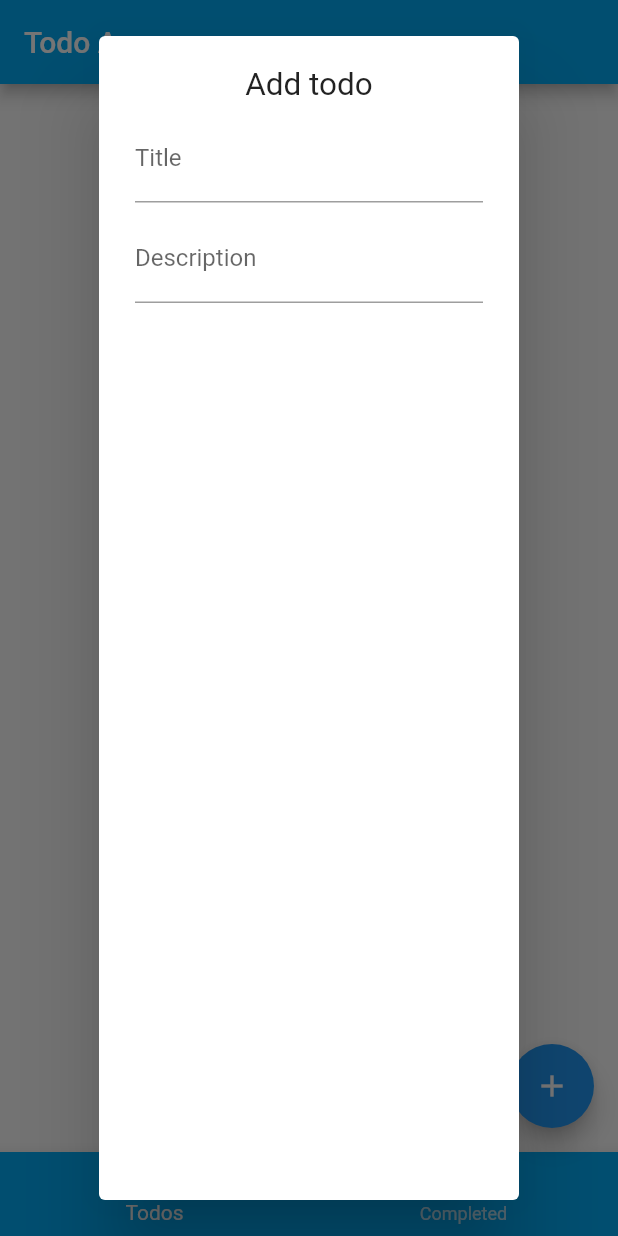
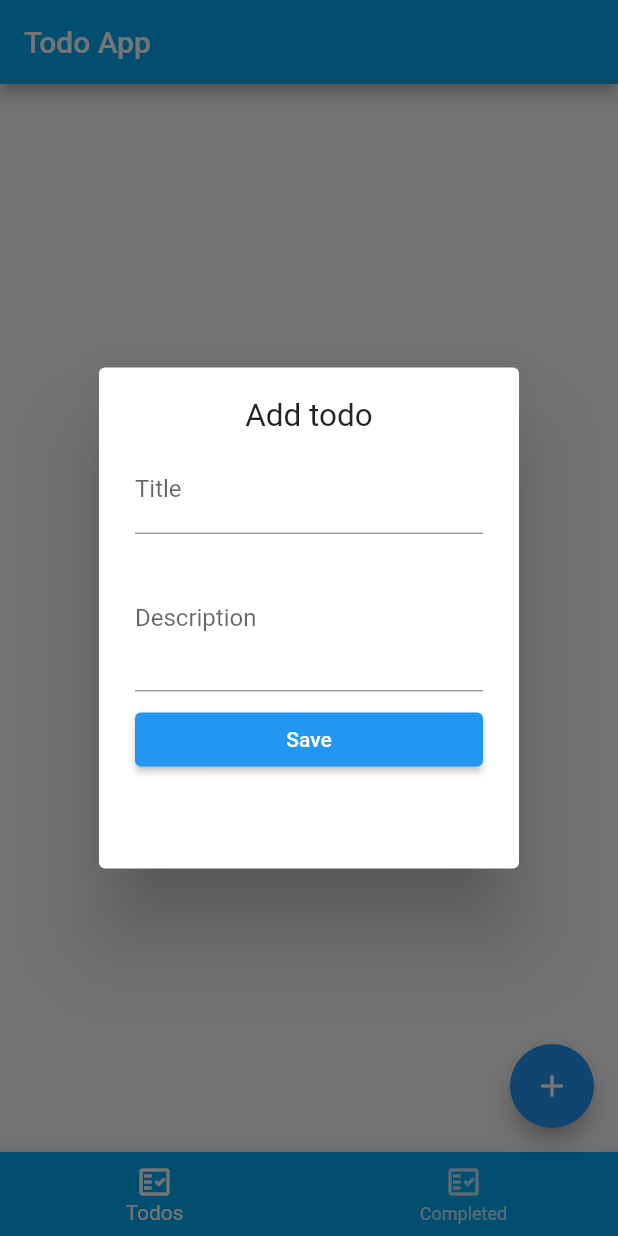
Before and after one commit to Amugt/Todo-App, a Flutter app: the screen it shows after launch, after a tap on the "add" icon, on a phone screen of 412 x 824 dp. Run offline on Flutter 3.47's test engine with Material 2 defaults, Android fonts, the phone set to English and light mode, and no system bars.

Commit message:
todo dialog

```diff
--- a/lib/widgets/addtodoDialog.dart
+++ b/lib/widgets/addtodoDialog.dart
@@ -1,5 +1,8 @@
+import 'dart:ui';
+
 import 'package:flutter/material.dart';
 import 'package:todo_app/widgets/todoform.dart';
+
 
 
 class addtodoDialog extends StatefulWidget {
@@ -18,7 +21,12 @@ class _addtodoDialogState extends State<addtodoDialog> {
   Widget build(BuildContext context) {
     var key = null;
     return AlertDialog(
-   content: Column(
+
+
+ content:Container(
+  height: 290,
+  child:Column(
+
     mainAxisAlignment: MainAxisAlignment.start,
     children: [
       Text("Add todo",
@@ -32,11 +40,18 @@ class _addtodoDialogState extends State<addtodoDialog> {
 
         onChangedTitle:(title)=> setState(()  => this.title=title),
         onChangedDescription:(description )=> setState(()  => this.description =description),
-         onsave: (String value) {  }, key: null,
+         onsave: () {  }, key: null,
         ),
 
 
     ],
    ),
+ )
+
+
+
+
+
+
   );
   }}
--- a/lib/widgets/todoform.dart
+++ b/lib/widgets/todoform.dart
@@ -5,7 +5,7 @@ class todoform extends StatelessWidget {
   final String description = "";
   final ValueChanged<String> onChangedTitle;
   final ValueChanged<String> onChangedDescription;
-  final ValueChanged<String> onsave;
+  final VoidCallback onsave;
 
   const todoform({
     Key? key,
@@ -17,19 +17,26 @@ class todoform extends StatelessWidget {
   @override
   Widget build(BuildContext context) => SingleChildScrollView(
         child: Column(
+          mainAxisSize:MainAxisSize.min,
           mainAxisAlignment: MainAxisAlignment.center,
           children: <Widget>[
             buildTitle(),
-            SizedBox(height: 8,),
+            SizedBox(
+              height: 8,
+            ),
             buildDescription(),
+            SizedBox(
+              height: 8,
+            ),
+            buildButton()
           ],
         ),
       );
 
   Widget buildTitle() => (TextFormField(
-      maxLines: 1,
+        maxLines: 1,
         initialValue: title,
-         onChanged: onChangedTitle,
+        onChanged: onChangedTitle,
         validator: (title) {
           if (title!.isEmpty) {
             return "the title cannot be empty";
@@ -42,10 +49,30 @@ class todoform extends StatelessWidget {
         ),
       ));
 
-  buildDescription() => (TextFormField(
+  Widget buildDescription() => (TextFormField(
+        maxLines: 3,
+        initialValue: description,
+        onChanged: onChangedDescription,
+        validator: (description) {
+          if (description!.isEmpty) {
+            return "Description cannot be empty";
+          }
+          return null;
+        },
         decoration: InputDecoration(
           border: UnderlineInputBorder(),
           labelText: "Description",
         ),
       ));
+
+  Widget buildButton() => SizedBox(
+        width: double.infinity,
+        child: ElevatedButton(
+          style: ButtonStyle(
+            backgroundColor: MaterialStateProperty.all(Colors.blue),
+          ),
+          onPressed: onsave,
+          child: Text("Save"),
+        ),
+      );
 }
--- a/pubspec.yaml
+++ b/pubspec.yaml
@@ -36,6 +36,8 @@ dependencies:
   # The following adds the Cupertino Icons font to your application.
   # Use with the CupertinoIcons class for iOS style icons.
   cupertino_icons: ^1.0.2
+
+
 
 dev_dependencies:
   flutter_test:
```
Also changed, not shown: lib/pages/todo.dart (added, +15 -0 lines).
